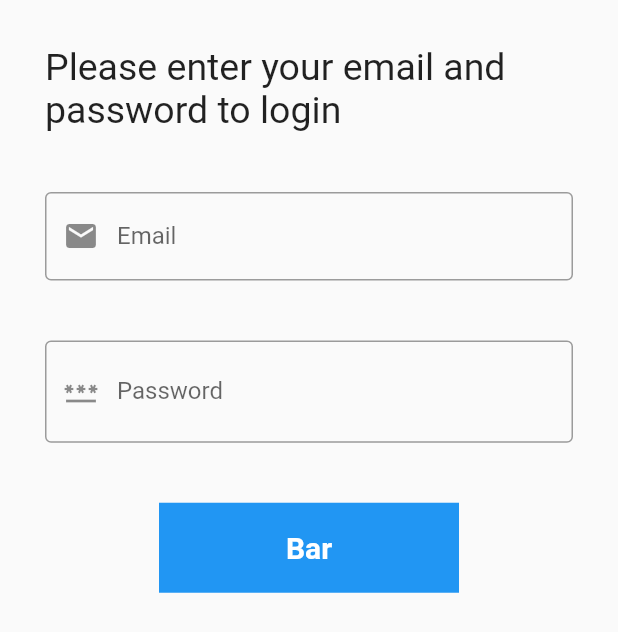
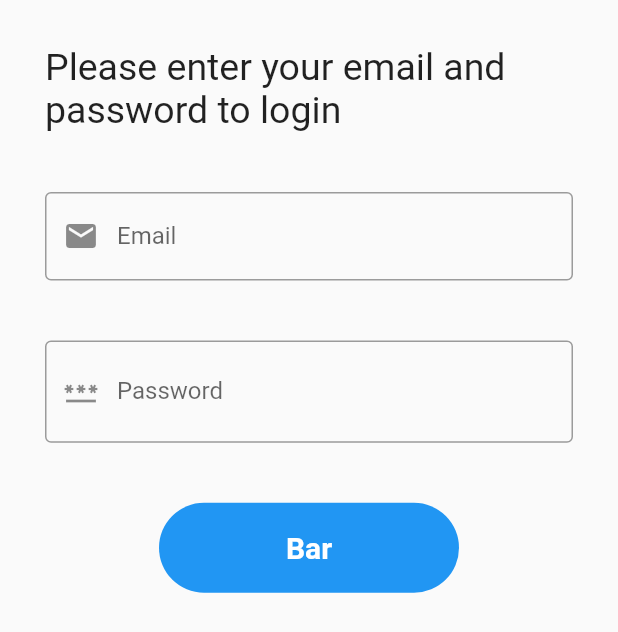
Before and after one commit to bra-alex/Flutter, a Flutter app: the screen it shows after launch, on a phone screen of 412 x 824 dp. Shown: the top 632 px of the screen. Run offline on Flutter 3.47's test engine with Material 2 defaults, Android fonts, the phone set to English and light mode, and no system bars.

Commit message:
Use inkwell to create button

```diff
--- a/stateful/lib/main.dart
+++ b/stateful/lib/main.dart
@@ -70,16 +70,21 @@ class _HomeScreenState extends State<HomeScreen> {
               const SizedBox(
                 height: 40,
               ),
-              Container(
+              InkWell(
+                onTap: () {},
+                child: Container(
                   height: 60,
                   width: 200,
-                decoration: const BoxDecoration(color: Colors.blue),
+                  decoration: BoxDecoration(
+                      color: Colors.blue,
+                      borderRadius: BorderRadius.circular(40)),
                   child: const Center(
                       child: Text('Bar',
                           style: TextStyle(
                               color: Colors.white,
                               fontSize: 20,
                               fontWeight: FontWeight.bold))),
+                ),
               )
             ],
           ),
```
Lines whose indentation alone changed are shown as unchanged.
